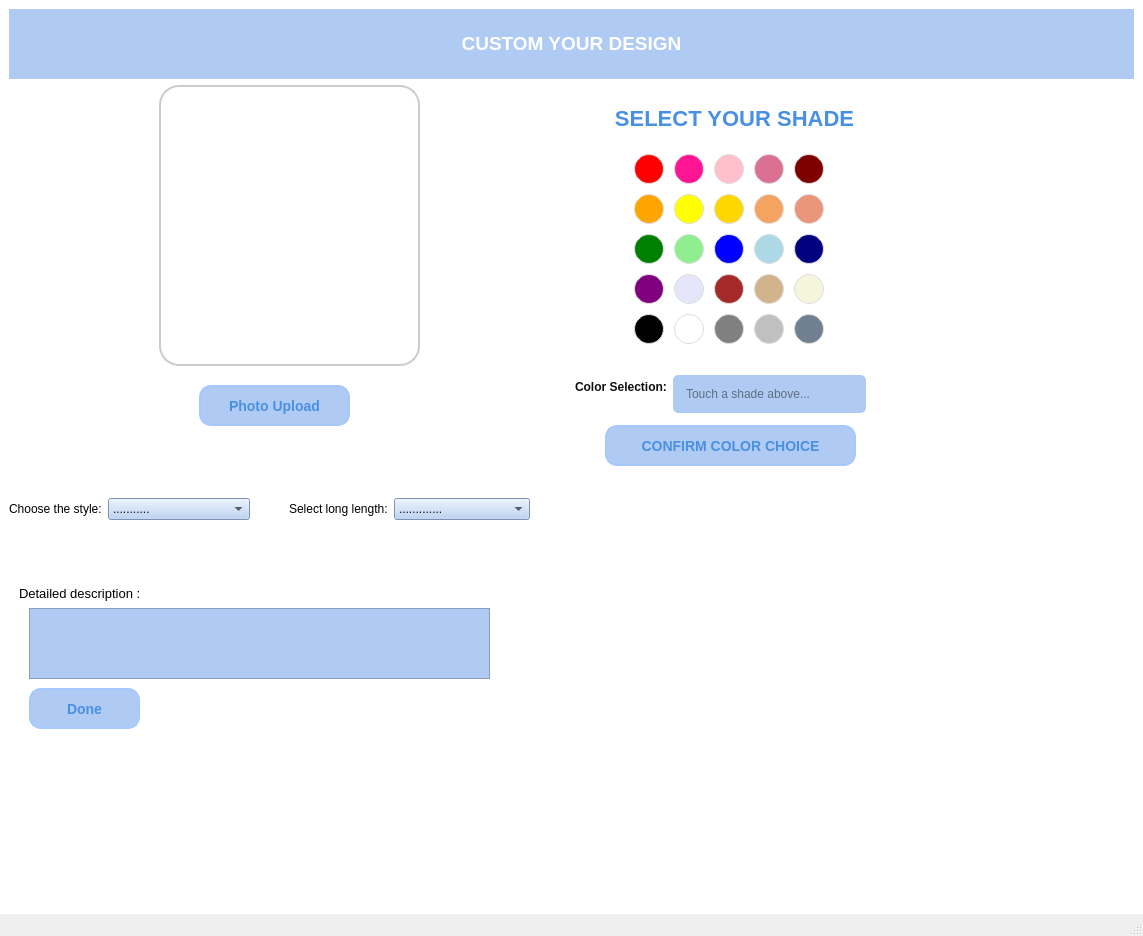
Above: ui/SelfCustomWindow.ui from hueptkk24411e-dotcom/ktlt-uel before the change. Below: the same form after it.
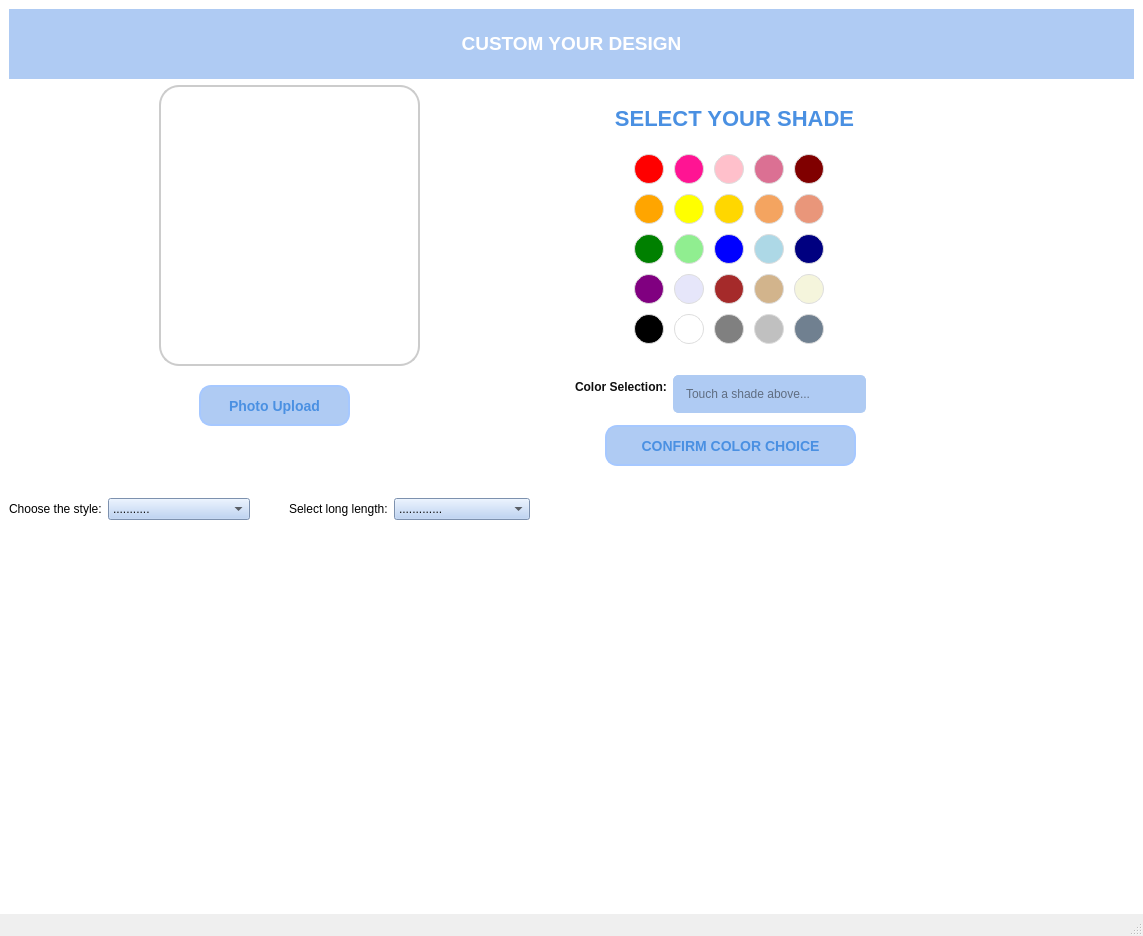
That is the form after the change. Icons and pictures are not drawn.

```diff
--- a/ui/SelfCustomWindow.ui
+++ b/ui/SelfCustomWindow.ui
@@ -834,89 +834,6 @@
         </item>
        </layout>
       </widget>
-      <widget class="QWidget" name="widget_3" native="true">
-       <property name="geometry">
-        <rect>
-         <x>0</x>
-         <y>70</y>
-         <width>1121</width>
-         <height>185</height>
-        </rect>
-       </property>
-       <widget class="QLabel" name="label_2">
-        <property name="geometry">
-         <rect>
-          <x>10</x>
-          <y>10</y>
-          <width>171</width>
-          <height>31</height>
-         </rect>
-        </property>
-        <property name="text">
-         <string>&lt;html&gt;&lt;head/&gt;&lt;body&gt;&lt;p&gt;&lt;span style=&quot; font-size:10pt;&quot;&gt;Detailed description :&lt;/span&gt;&lt;/p&gt;&lt;/body&gt;&lt;/html&gt;</string>
-        </property>
-       </widget>
-       <widget class="QTextEdit" name="textEdit">
-        <property name="geometry">
-         <rect>
-          <x>20</x>
-          <y>40</y>
-          <width>461</width>
-          <height>71</height>
-         </rect>
-        </property>
-        <property name="styleSheet">
-         <string notr="true"> background-color:#AFCBF3; color: rgb(15, 15, 15);</string>
-        </property>
-        <property name="html">
-         <string>&lt;!DOCTYPE HTML PUBLIC &quot;-//W3C//DTD HTML 4.0//EN&quot; &quot;http://www.w3.org/TR/REC-html40/strict.dtd&quot;&gt;
-&lt;html&gt;&lt;head&gt;&lt;meta name=&quot;qrichtext&quot; content=&quot;1&quot; /&gt;&lt;style type=&quot;text/css&quot;&gt;
-p, li { white-space: pre-wrap; }
-&lt;/style&gt;&lt;/head&gt;&lt;body style=&quot; font-family:'MS Shell Dlg 2'; font-size:7.8pt; font-weight:400; font-style:normal;&quot;&gt;
-&lt;p style=&quot;-qt-paragraph-type:empty; margin-top:0px; margin-bottom:0px; margin-left:0px; margin-right:0px; -qt-block-indent:0; text-indent:0px;&quot;&gt;&lt;br /&gt;&lt;/p&gt;&lt;/body&gt;&lt;/html&gt;</string>
-        </property>
-       </widget>
-       <widget class="QPushButton" name="buychocolatebalance_46">
-        <property name="geometry">
-         <rect>
-          <x>20</x>
-          <y>120</y>
-          <width>111</width>
-          <height>41</height>
-         </rect>
-        </property>
-        <property name="styleSheet">
-         <string notr="true">QPushButton {
-    background-color:#AFCBF3; /* Màu xanh nhạt chủ đạo bạn chọn */
-    color: #4A90E2; /* Chữ màu xanh đậm để dễ đọc trên nền nhạt */
-    border-radius: 12px;
-    padding: 10px;
-    font-size: 14px;
-    font-weight: bold;
-    font-family: &quot;Georgia&quot;;
-    border: 2px solid #A6C8FF; /* Viền xanh đậm hơn một chút để tạo khối */
-}
-
-QPushButton:hover {
-    background-color: #A6C8FF; /* Màu đậm hơn khi di chuột vào */
-    border: 2px solid #7FAFFF; /* Viền đậm hơn khi hover */
-    color: white; /* Chuyển chữ sang trắng để nổi bật */
-}
-
-QPushButton:pressed {
-    background-color: #7FAFFF; /* Màu đậm nhất khi nhấn giữ nút */
-    border: 2px solid #4A90E2;
-}</string>
-        </property>
-        <property name="text">
-         <string>Done</string>
-        </property>
-        <property name="icon">
-         <iconset>
-          <normaloff>images/3507742_cart_ecommerce_grocery_iconoteka_shop_icon.png</normaloff>images/3507742_cart_ecommerce_grocery_iconoteka_shop_icon.png</iconset>
-        </property>
-       </widget>
-      </widget>
      </widget>
     </item>
    </layout>
```
Left out of the diff: 2 changed lines with no effect on the pictures.
